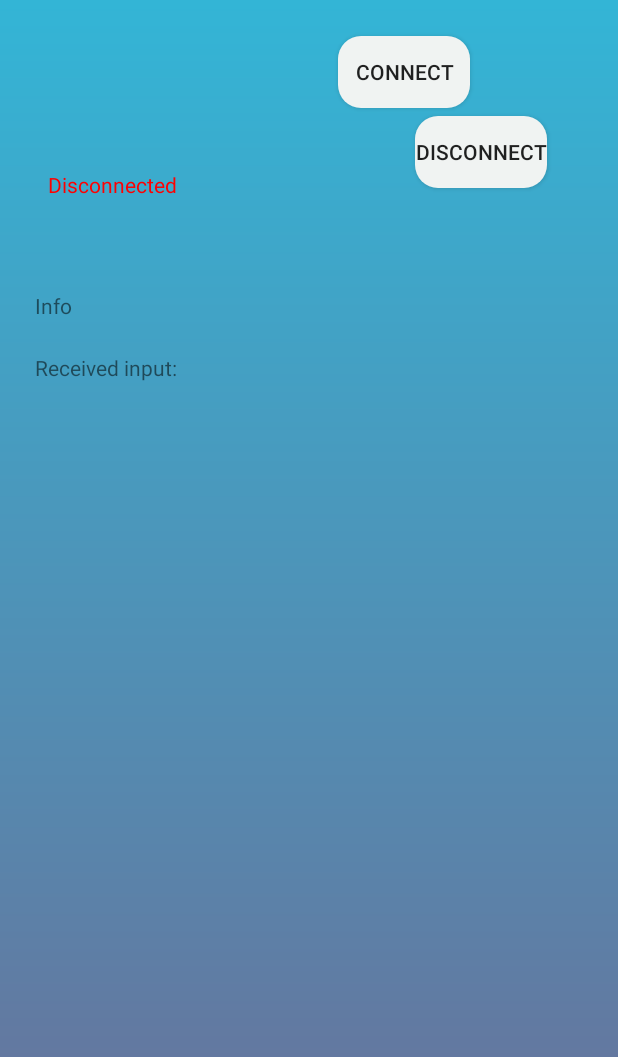
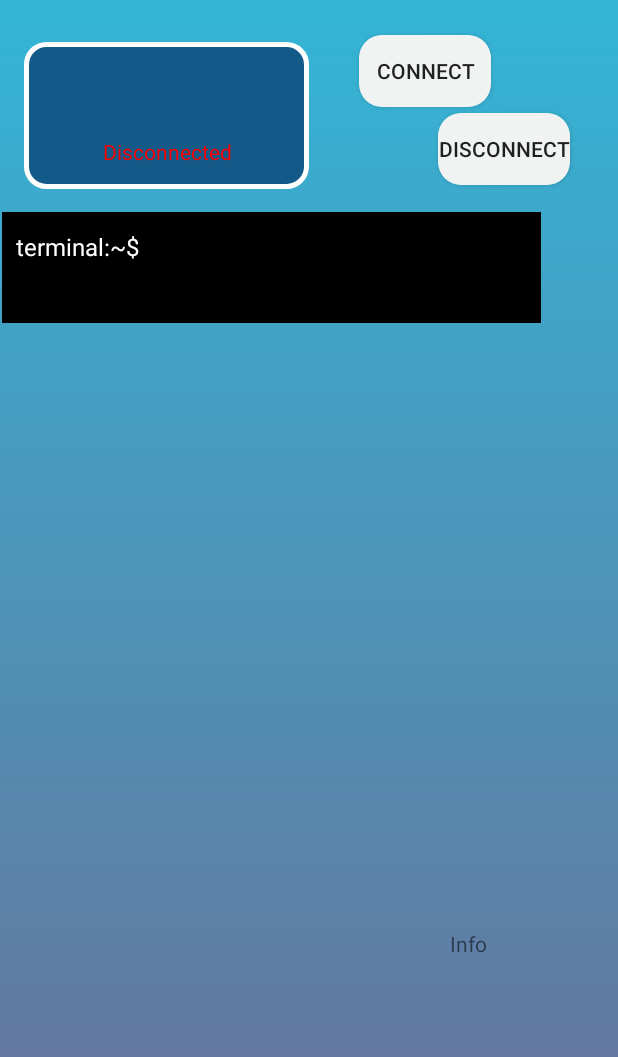
Before and after one commit to CDOrtona/RUN.IO, an Android app: the SensorsInfo screen opened directly, with no data from a screen before it, on a phone screen of 412 x 824 dp. Shown: the top 1057 px of the screen. Run offline under Robolectric (Android 15) with nearby library versions, the phone set to English and light mode, and no system bars.

Commit message:
improved UI

```diff
--- a/app/src/main/java/org/cdortona/tesi/MainActivity.java
+++ b/app/src/main/java/org/cdortona/tesi/MainActivity.java
@@ -219,36 +219,4 @@ public class MainActivity extends AppCompatActivity {
             Log.e("leScanCallBack" ,"scan call back has failed with errorCode: " + errorCode);
         }
     };
-
-
-    //debug garbage
-    /*private void showListOfBle(){
-
-        LinearLayout linearLayout = findViewById(R.id.linear_layout);
-
-        //eventually this'll be replaced with a ListView and adapters
-        //this is used to add several buttons programmatically
-        for(int i=0; i<listScannedDevices.size(); i++) {
-            LinearLayout.LayoutParams params = new LinearLayout.LayoutParams(
-                    ViewGroup.LayoutParams.MATCH_PARENT,
-                    ViewGroup.LayoutParams.WRAP_CONTENT);
-
-            Button bleAdvertiser = new Button(this);
-            bleAdvertiser.setLayoutParams(params);
-            bleAdvertiser.setText(deviceScanned.getBleAddress(i));
-            bleAdvertiser.setId(i);
-
-            bleAdvertiser.setOnClickListener(new View.OnClickListener() {
-                @Override
-                public void onClick(View v) {
-                    finish();
-                }
-            });
-
-            linearLayout.addView(bleAdvertiser);
-        }
-
-
-    }*/
-
 }
--- a/app/src/main/java/org/cdortona/tesi/StaticResources.java
+++ b/app/src/main/java/org/cdortona/tesi/StaticResources.java
@@ -30,8 +30,8 @@ class StaticResources {
     static final String EXTRA_HEART_VALUE = "heartValue";
 
     //values for the putExtra method
-    static final String STATE_CONNECTED = "connected";
-    static final String STATE_DISCONNECTED = "disconnected";
+    static final String STATE_CONNECTED = "Connected";
+    static final String STATE_DISCONNECTED = "Disconnected";
 
 
 }
--- /dev/null
+++ b/app/src/main/res/drawable/square_shape.xml
@@ -0,0 +1,12 @@
+<?xml version="1.0" encoding="utf-8"?>
+<selector xmlns:android="http://schemas.android.com/apk/res/android">
+
+    <item>
+        <shape android:shape="rectangle">
+            <solid android:color="@color/background_square"/>
+            <stroke android:width="3dp" android:color="@color/text_listView"/>
+            <corners android:radius="13dp"/>
+        </shape>
+
+    </item>
+</selector>
--- a/app/src/main/res/layout/activity_main.xml
+++ b/app/src/main/res/layout/activity_main.xml
@@ -15,7 +15,7 @@
         android:layout_marginStart="36dp"
         android:layout_marginTop="20dp"
         android:text="@string/welcome_message"
-        android:textColor="@color/text"
+        android:textColor="@color/text_listView"
         android:textSize="20sp">
 
     </TextView>
--- a/app/src/main/res/layout/activity_sensors_info.xml
+++ b/app/src/main/res/layout/activity_sensors_info.xml
@@ -13,11 +13,11 @@
         android:layout_alignParentStart="true"
         android:layout_alignParentTop="true"
         android:layout_centerHorizontal="true"
-        android:layout_marginStart="225dp"
-        android:layout_marginTop="24dp"
+        android:layout_marginStart="239dp"
+        android:layout_marginTop="23dp"
         android:background="@drawable/custom_button"
-        android:text="@string/button_connect_gatt"
-        android:onClick="connectToGatt"/>
+        android:onClick="connectToGatt"
+        android:text="@string/button_connect_gatt" />
 
     <Button
         android:id="@+id/button_disconnect"
@@ -25,11 +25,21 @@
         android:layout_height="wrap_content"
         android:layout_alignParentTop="true"
         android:layout_alignParentEnd="true"
-        android:layout_marginTop="77dp"
-        android:layout_marginEnd="47dp"
+        android:layout_marginTop="75dp"
+        android:layout_marginEnd="32dp"
         android:background="@drawable/custom_button"
-        android:text="@string/disconnect_gatt"
-        android:onClick="disconnectFromGatt"/>
+        android:onClick="disconnectFromGatt"
+        android:text="@string/disconnect_gatt" />
+
+    <RelativeLayout
+        android:id="@+id/info_square"
+        android:layout_width="190dp"
+        android:layout_height="98dp"
+        android:layout_alignParentStart="true"
+        android:layout_alignParentTop="true"
+        android:layout_marginStart="16dp"
+        android:layout_marginTop="28dp"
+        android:background="@drawable/square_shape">
 
         <TextView
             android:id="@+id/address_textView"
@@ -38,22 +48,49 @@
             android:layout_alignParentStart="true"
             android:layout_alignParentTop="true"
             android:layout_centerHorizontal="true"
-        android:layout_marginStart="8dp"
-        android:layout_marginTop="80dp"
+            android:layout_marginStart="5dp"
+            android:layout_marginTop="42dp"
             android:maxLines="1"
-        android:textColor="@color/text" />
+            android:textAlignment="center"
+            android:textColor="@color/text_listView" />
+
+        <TextView
+            android:id="@+id/connection_state_textView"
+            android:layout_width="133dp"
+            android:layout_height="wrap_content"
+            android:layout_alignParentStart="true"
+            android:layout_alignParentTop="true"
+            android:layout_alignParentEnd="true"
+            android:layout_marginStart="29dp"
+            android:layout_marginTop="63dp"
+            android:layout_marginEnd="28dp"
+            android:maxLines="5"
+            android:textAlignment="center"
+            android:textColor="@color/text_listView" />
 
         <TextView
             android:id="@+id/name_textView"
             android:layout_width="180dp"
             android:layout_height="wrap_content"
             android:layout_alignParentStart="true"
-        android:layout_alignParentBottom="true"
-        android:layout_marginStart="10dp"
-        android:layout_marginBottom="580dp"
+            android:layout_alignParentTop="true"
+            android:layout_marginStart="6dp"
+            android:layout_marginTop="19dp"
             android:maxLines="1"
-        android:textColor="@color/text"
-        android:textAlignment="center"/>
+            android:textAlignment="center"
+            android:textColor="@color/text_listView" />
+
+    </RelativeLayout>
+
+    <RelativeLayout
+        android:layout_width="359dp"
+        android:layout_height="74dp"
+        android:layout_below="@id/info_square"
+        android:layout_alignParentStart="true"
+        android:layout_marginLeft="1dp"
+        android:layout_marginTop="15dp"
+        android:layout_marginRight="1dp"
+        android:background="@color/background_square2">
 
         <TextView
             android:id="@+id/textView"
@@ -61,9 +98,26 @@
             android:layout_height="wrap_content"
             android:layout_alignParentStart="true"
             android:layout_alignParentTop="true"
-        android:layout_marginStart="23dp"
-        android:layout_marginTop="235dp"
-        android:text="@string/textView_SI" />
+            android:layout_marginStart="9dp"
+            android:layout_marginTop="12dp"
+            android:text="@string/textView_SI"
+            android:textColor="@color/text_listView"
+            android:textSize="16sp" />
+
+        <TextView
+            android:id="@+id/temp_textView"
+            android:layout_width="250dp"
+            android:layout_height="wrap_content"
+            android:layout_alignParentStart="true"
+            android:layout_alignParentTop="true"
+            android:layout_marginStart="101dp"
+            android:layout_marginTop="10dp"
+            android:maxLines="3"
+            android:textColor="@color/text_listView"
+            android:textSize="16sp" />
+
+    </RelativeLayout>
+
 
     <TextView
         android:id="@+id/textView3"
@@ -71,19 +125,13 @@
         android:layout_height="wrap_content"
         android:layout_alignParentStart="true"
         android:layout_alignParentTop="true"
-        android:layout_marginStart="23dp"
-        android:layout_marginTop="194dp"
+        android:layout_alignParentEnd="true"
+        android:layout_alignParentBottom="true"
+        android:layout_marginStart="300dp"
+        android:layout_marginTop="619dp"
+        android:layout_marginEnd="-61dp"
+        android:layout_marginBottom="2dp"
         android:text="@string/textview_connection_info" />
-
-    <TextView
-        android:id="@+id/temp_textView"
-        android:layout_width="133dp"
-        android:layout_height="wrap_content"
-        android:layout_alignParentStart="true"
-        android:layout_alignParentTop="true"
-        android:layout_marginStart="193dp"
-        android:layout_marginTop="236dp"
-        android:maxLines="5" />
 
     <TextView
         android:id="@+id/info_textView"
@@ -91,19 +139,9 @@
         android:layout_height="wrap_content"
         android:layout_alignParentStart="true"
         android:layout_alignParentTop="true"
-        android:layout_marginStart="193dp"
-        android:layout_marginTop="196dp"
+        android:layout_marginStart="216dp"
+        android:layout_marginTop="565dp"
         android:maxLines="5" />
 
-    <TextView
-        android:id="@+id/connection_state_textView"
-        android:layout_width="133dp"
-        android:layout_height="wrap_content"
-        android:layout_alignParentStart="true"
-        android:layout_alignParentTop="true"
-        android:layout_marginStart="32dp"
-        android:layout_marginTop="113dp"
-        android:maxLines="5"
-        android:textColor="@color/text"/>
 
 </RelativeLayout>
--- a/app/src/main/res/layout/adapter_view_layout.xml
+++ b/app/src/main/res/layout/adapter_view_layout.xml
@@ -19,7 +19,7 @@
             android:paddingEnd="?android:attr/listPreferredItemPaddingEnd"
             android:paddingStart="?android:attr/listPreferredItemPaddingStart"
             android:textAppearance="?android:attr/textAppearanceLarge"
-            android:textColor="@color/text"
+            android:textColor="@color/text_listView"
             android:textSize="20sp"/>
 
         <TextView xmlns:android="http://schemas.android.com/apk/res/android"
@@ -31,7 +31,7 @@
             android:minHeight="?android:attr/listPreferredItemHeightSmall"
             android:paddingStart="?android:attr/listPreferredItemPaddingStart"
             android:textAppearance="?android:attr/textAppearanceMedium"
-            android:textColor="@color/text"/>
+            android:textColor="@color/text_listView"/>
 
         <TextView xmlns:android="http://schemas.android.com/apk/res/android"
             android:id="@+id/text3"
@@ -41,7 +41,7 @@
             android:minHeight="?android:attr/listPreferredItemHeightSmall"
             android:paddingEnd="?android:attr/listPreferredItemPaddingEnd"
             android:textAppearance="?android:attr/textAppearanceMedium"
-            android:textColor="@color/text"
+            android:textColor="@color/text_listView"
             android:textSize="20sp"/>
 
 
@@ -57,7 +57,7 @@
         android:paddingEnd="?android:attr/listPreferredItemPaddingEnd"
         android:paddingStart="?android:attr/listPreferredItemPaddingStart"
         android:textAppearance="?android:attr/textAppearanceSearchResultTitle"
-        android:textColor="@color/text"
+        android:textColor="@color/text_listView"
         android:textSize="12sp"/>
 
 </LinearLayout>
--- a/app/src/main/res/values/colors.xml
+++ b/app/src/main/res/values/colors.xml
@@ -4,7 +4,8 @@
     <color name="colorPrimaryDark">#000000</color>
     <color name="colorAccent">#D81B60</color>
     <color name="background">#0277BD</color>
-    <color name="text">#FFFFFF</color>
-    <color name="buttons">#D500F9</color>
-    <color name="listView">#00796B</color>
+    <color name="text_listView">#FFFFFF</color>
+    <color name="text">#000000</color>
+    <color name="background_square2">#000000</color>
+    <color name="background_square">#135A88</color>
 </resources>
--- a/app/src/main/res/values/strings.xml
+++ b/app/src/main/res/values/strings.xml
@@ -8,7 +8,7 @@
     <string name="title_activity_main2">Main2Activity</string>
     <string name="button_connect_gatt">Connect</string>
     <string name="disconnect_gatt">Disconnect</string>
-    <string name="textView_SI">Received input:</string>
+    <string name="textView_SI">terminal:~$</string>
     <string name="textview_connection_state">Connection State</string>
     <string name="textview_connection_info">Info</string>
 </resources>
```
Lines whose indentation alone changed are shown as unchanged.
